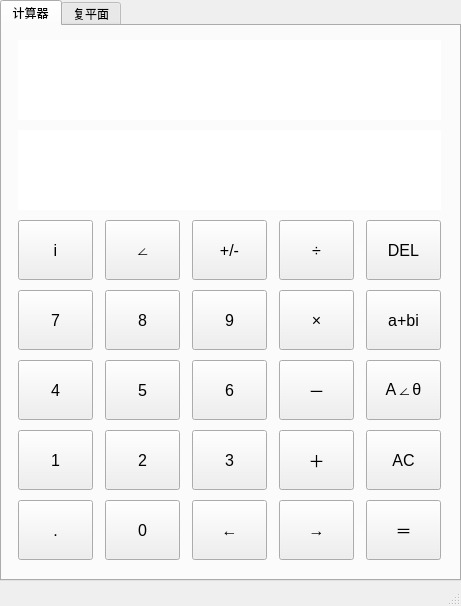
The window that resources/mainwindow.ui (JupiterLyr/Plural_Calculator) describes before a commit, drawn with Qt 5.
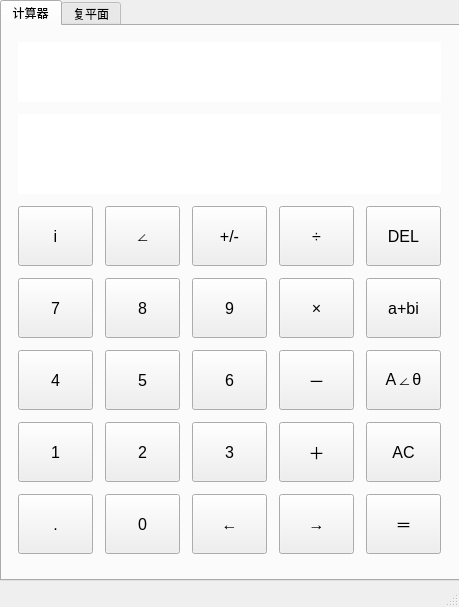
The same window after the commit. Custom widgets are drawn as their Qt base class.

```diff
--- a/resources/mainwindow.ui
+++ b/resources/mainwindow.ui
@@ -6,8 +6,8 @@
    <rect>
     <x>0</x>
     <y>0</y>
-    <width>461</width>
-    <height>606</height>
+    <width>459</width>
+    <height>607</height>
    </rect>
   </property>
   <property name="windowTitle">
@@ -656,7 +656,7 @@
          </property>
          <property name="font">
           <font>
-           <pointsize>12</pointsize>
+           <pointsize>24</pointsize>
           </font>
          </property>
          <property name="styleSheet">
@@ -915,13 +915,13 @@
          <property name="minimumSize">
           <size>
            <width>0</width>
-           <height>80</height>
+           <height>60</height>
           </size>
          </property>
          <property name="maximumSize">
           <size>
            <width>16777215</width>
-           <height>80</height>
+           <height>60</height>
           </size>
          </property>
          <property name="baseSize">
@@ -932,7 +932,7 @@
          </property>
          <property name="font">
           <font>
-           <pointsize>10</pointsize>
+           <pointsize>12</pointsize>
           </font>
          </property>
          <property name="autoFillBackground">
```
